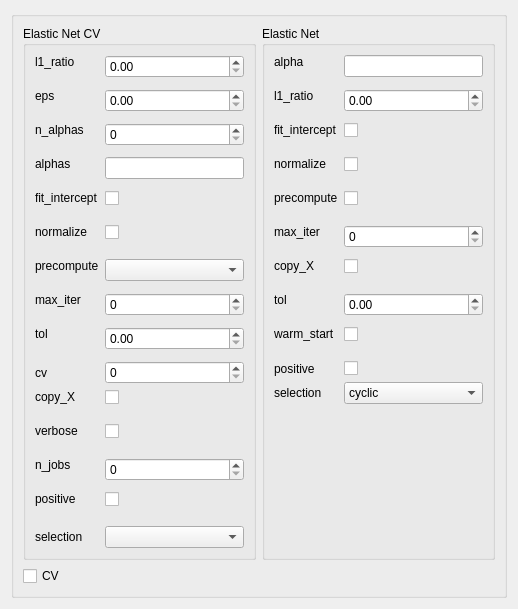
Qt form ui/ElasticNet.ui (tthatcher95/PyHAT_Point_Spectra_GUI) before a commit.
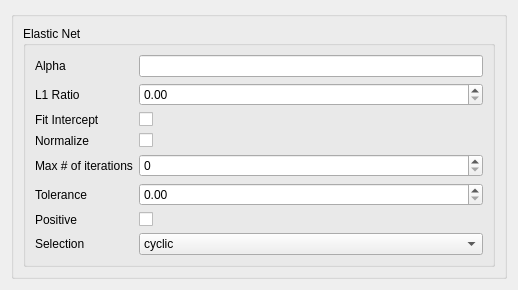
The same form after that commit.

The edit to the form file:
```diff
--- a/ui/ElasticNet.ui
+++ b/ui/ElasticNet.ui
@@ -7,7 +7,7 @@
     <x>0</x>
     <y>0</y>
     <width>518</width>
-    <height>564</height>
+    <height>284</height>
    </rect>
   </property>
   <property name="sizePolicy">
@@ -25,280 +25,6 @@
      <layout class="QVBoxLayout" name="ENLayout">
       <item>
        <layout class="QHBoxLayout" name="horizontalLayout">
-        <item>
-         <widget class="QGroupBox" name="elasticNetCVGroupBox">
-          <property name="title">
-           <string>Elastic Net CV</string>
-          </property>
-          <layout class="QFormLayout" name="ElasticNetCV_2">
-           <property name="fieldGrowthPolicy">
-            <enum>QFormLayout::AllNonFixedFieldsGrow</enum>
-           </property>
-           <item row="0" column="0">
-            <widget class="QLabel" name="l1_ratioLabel">
-             <property name="text">
-              <string>l1_ratio
-</string>
-             </property>
-            </widget>
-           </item>
-           <item row="0" column="1">
-            <widget class="QDoubleSpinBox" name="l1_ratioDoubleSpinBox">
-             <property name="toolTip">
-              <string>The ElasticNet mixing parameter, with 0 &lt;= l1_ratio &lt;= 1. For l1_ratio
-= 0 the penalty is an L2 penalty. For l1_ratio = 1 it is an L1 penalty.
-For 0 &lt; l1_ratio &lt; 1, the penalty is a combination of L1 and L2.</string>
-             </property>
-             <property name="whatsThis">
-              <string>http://scikit-learn.org/stable/modules/generated/sklearn.linear_model.ElasticNet.html</string>
-             </property>
-            </widget>
-           </item>
-           <item row="1" column="0">
-            <widget class="QLabel" name="epsLabel">
-             <property name="text">
-              <string>eps
-</string>
-             </property>
-            </widget>
-           </item>
-           <item row="1" column="1">
-            <widget class="QDoubleSpinBox" name="epsDoubleSpinBox">
-             <property name="whatsThis">
-              <string>http://scikit-learn.org/stable/modules/generated/sklearn.linear_model.ElasticNet.html</string>
-             </property>
-            </widget>
-           </item>
-           <item row="2" column="0">
-            <widget class="QLabel" name="n_alphasLabel">
-             <property name="text">
-              <string>n_alphas
-</string>
-             </property>
-            </widget>
-           </item>
-           <item row="2" column="1">
-            <widget class="QSpinBox" name="n_alphasSpinBox">
-             <property name="whatsThis">
-              <string>http://scikit-learn.org/stable/modules/generated/sklearn.linear_model.ElasticNet.html</string>
-             </property>
-            </widget>
-           </item>
-           <item row="3" column="0">
-            <widget class="QLabel" name="alphasLabel">
-             <property name="text">
-              <string>alphas
-</string>
-             </property>
-            </widget>
-           </item>
-           <item row="3" column="1">
-            <widget class="QLineEdit" name="alphasLineEdit">
-             <property name="whatsThis">
-              <string>http://scikit-learn.org/stable/modules/generated/sklearn.linear_model.ElasticNet.html</string>
-             </property>
-            </widget>
-           </item>
-           <item row="4" column="0">
-            <widget class="QLabel" name="fit_interceptLabel">
-             <property name="text">
-              <string>fit_intercept
-</string>
-             </property>
-            </widget>
-           </item>
-           <item row="4" column="1">
-            <widget class="QCheckBox" name="fit_interceptCheckBox">
-             <property name="toolTip">
-              <string>Whether the intercept should be estimated or not. If False, the data
-is assumed to be already centered.</string>
-             </property>
-             <property name="whatsThis">
-              <string>http://scikit-learn.org/stable/modules/generated/sklearn.linear_model.ElasticNet.html</string>
-             </property>
-            </widget>
-           </item>
-           <item row="5" column="0">
-            <widget class="QLabel" name="normalizeLabel">
-             <property name="text">
-              <string>normalize
-</string>
-             </property>
-            </widget>
-           </item>
-           <item row="5" column="1">
-            <widget class="QCheckBox" name="normalizeCheckBox">
-             <property name="toolTip">
-              <string>This parameter is ignored when fit_intercept is set to False. If True,
-the regressors X will be normalized before regression by subtracting
-the mean and dividing by the l2-norm. If you wish to standardize,
-please use sklearn.preprocessing. StandardScaler before calling fit on
-an estimator with normalize=False.</string>
-             </property>
-             <property name="whatsThis">
-              <string>http://scikit-learn.org/stable/modules/generated/sklearn.linear_model.ElasticNet.html</string>
-             </property>
-            </widget>
-           </item>
-           <item row="6" column="0">
-            <widget class="QLabel" name="precomputeLabel">
-             <property name="text">
-              <string>precompute
-</string>
-             </property>
-            </widget>
-           </item>
-           <item row="6" column="1">
-            <widget class="QComboBox" name="precomputeComboBox">
-             <property name="toolTip">
-              <string>Whether to use a precomputed Gram matrix to speed up calculations.
-The Gram matrix can also be passed as argument. For sparse input this
-option is always True to preserve sparsity.</string>
-             </property>
-             <property name="whatsThis">
-              <string>http://scikit-learn.org/stable/modules/generated/sklearn.linear_model.ElasticNet.html</string>
-             </property>
-            </widget>
-           </item>
-           <item row="7" column="0">
-            <widget class="QLabel" name="max_iterLabel">
-             <property name="text">
-              <string>max_iter
-</string>
-             </property>
-            </widget>
-           </item>
-           <item row="7" column="1">
-            <widget class="QSpinBox" name="max_iterSpinBox">
-             <property name="toolTip">
-              <string>The maximum number of iterations</string>
-             </property>
-             <property name="whatsThis">
-              <string>http://scikit-learn.org/stable/modules/generated/sklearn.linear_model.ElasticNet.html</string>
-             </property>
-            </widget>
-           </item>
-           <item row="8" column="0">
-            <widget class="QLabel" name="tolLabel">
-             <property name="text">
-              <string>tol
-</string>
-             </property>
-            </widget>
-           </item>
-           <item row="8" column="1">
-            <widget class="QDoubleSpinBox" name="tolDoubleSpinBox">
-             <property name="toolTip">
-              <string>The tolerance for the optimization:</string>
-             </property>
-             <property name="whatsThis">
-              <string>http://scikit-learn.org/stable/modules/generated/sklearn.linear_model.ElasticNet.html</string>
-             </property>
-            </widget>
-           </item>
-           <item row="11" column="0">
-            <widget class="QLabel" name="copy_XLabel">
-             <property name="text">
-              <string>copy_X
-</string>
-             </property>
-            </widget>
-           </item>
-           <item row="11" column="1">
-            <widget class="QCheckBox" name="copy_XCheckBox">
-             <property name="toolTip">
-              <string>If True, X will be copied; else, it may be overwritten.</string>
-             </property>
-             <property name="whatsThis">
-              <string>http://scikit-learn.org/stable/modules/generated/sklearn.linear_model.ElasticNet.html</string>
-             </property>
-            </widget>
-           </item>
-           <item row="12" column="0">
-            <widget class="QLabel" name="verboseLabel">
-             <property name="text">
-              <string>verbose
-</string>
-             </property>
-            </widget>
-           </item>
-           <item row="12" column="1">
-            <widget class="QCheckBox" name="verboseCheckBox">
-             <property name="whatsThis">
-              <string>http://scikit-learn.org/stable/modules/generated/sklearn.linear_model.ElasticNet.html</string>
-             </property>
-            </widget>
-           </item>
-           <item row="13" column="0">
-            <widget class="QLabel" name="n_jobsLabel">
-             <property name="text">
-              <string>n_jobs
-</string>
-             </property>
-            </widget>
-           </item>
-           <item row="13" column="1">
-            <widget class="QSpinBox" name="n_jobsSpinBox">
-             <property name="whatsThis">
-              <string>http://scikit-learn.org/stable/modules/generated/sklearn.linear_model.ElasticNet.html</string>
-             </property>
-            </widget>
-           </item>
-           <item row="14" column="0">
-            <widget class="QLabel" name="positiveLabel">
-             <property name="text">
-              <string>positive
-</string>
-             </property>
-            </widget>
-           </item>
-           <item row="14" column="1">
-            <widget class="QCheckBox" name="positiveCheckBox">
-             <property name="toolTip">
-              <string>When set to True, forces the coefficients to be positive.</string>
-             </property>
-             <property name="whatsThis">
-              <string>http://scikit-learn.org/stable/modules/generated/sklearn.linear_model.ElasticNet.html</string>
-             </property>
-            </widget>
-           </item>
-           <item row="15" column="0">
-            <widget class="QLabel" name="selectionLabel">
-             <property name="text">
-              <string>selection</string>
-             </property>
-            </widget>
-           </item>
-           <item row="15" column="1">
-            <widget class="QComboBox" name="selectionComboBox">
-             <property name="toolTip">
-              <string>If set to 'random', a random coefficient is updated every iteration
-rather than looping over features sequentially by default. This
-(setting to 'random') often leads to significantly faster convergence
-especially when tol is higher than 1e-4.</string>
-             </property>
-             <property name="whatsThis">
-              <string>http://scikit-learn.org/stable/modules/generated/sklearn.linear_model.ElasticNet.html</string>
-             </property>
-            </widget>
-           </item>
-           <item row="9" column="0">
-            <widget class="QLabel" name="cVLabel">
-             <property name="text">
-              <string>cv</string>
-             </property>
-            </widget>
-           </item>
-           <item row="9" column="1">
-            <widget class="QSpinBox" name="cVSpinBox">
-             <property name="whatsThis">
-              <string>http://scikit-learn.org/stable/modules/generated/sklearn.linear_model.ElasticNet.html</string>
-             </property>
-            </widget>
-           </item>
-          </layout>
-         </widget>
-        </item>
         <item>
          <widget class="QGroupBox" name="elasticNetGroupBox">
           <property name="title">
@@ -311,16 +37,14 @@
            <item row="0" column="0">
             <widget class="QLabel" name="enalphaLabel">
              <property name="text">
-              <string>alpha
-</string>
+              <string>Alpha</string>
              </property>
             </widget>
            </item>
            <item row="1" column="0">
             <widget class="QLabel" name="enl1_ratioLabel">
              <property name="text">
-              <string>l1_ratio
-</string>
+              <string>L1 Ratio</string>
              </property>
             </widget>
            </item>
@@ -339,8 +63,7 @@
            <item row="2" column="0">
             <widget class="QLabel" name="enfit_interceptLabel">
              <property name="text">
-              <string>fit_intercept
-</string>
+              <string>Fit Intercept</string>
              </property>
             </widget>
            </item>
@@ -358,8 +81,7 @@
            <item row="3" column="0">
             <widget class="QLabel" name="ennormalizeLabel">
              <property name="text">
-              <string>normalize
-</string>
+              <string>Normalize</string>
              </property>
             </widget>
            </item>
@@ -378,34 +100,13 @@
             </widget>
            </item>
            <item row="4" column="0">
-            <widget class="QLabel" name="enprecomputeLabel">
-             <property name="text">
-              <string>precompute
-</string>
-             </property>
-            </widget>
-           </item>
-           <item row="4" column="1">
-            <widget class="QCheckBox" name="enprecomputeCheckBox">
-             <property name="toolTip">
-              <string>Whether to use a precomputed Gram matrix to speed up calculations.
-The Gram matrix can also be passed as argument. For sparse input this
-option is always True to preserve sparsity.</string>
-             </property>
-             <property name="whatsThis">
-              <string>http://scikit-learn.org/stable/modules/generated/sklearn.linear_model.ElasticNet.html</string>
-             </property>
-            </widget>
-           </item>
-           <item row="5" column="0">
             <widget class="QLabel" name="enmax_iterLabel">
              <property name="text">
-              <string>max_iter
-</string>
+              <string>Max # of iterations</string>
              </property>
             </widget>
            </item>
-           <item row="5" column="1">
+           <item row="4" column="1">
             <widget class="QSpinBox" name="enmax_iterSpinBox">
              <property name="toolTip">
               <string>The maximum number of iterations</string>
@@ -415,33 +116,14 @@
              </property>
             </widget>
            </item>
-           <item row="6" column="0">
-            <widget class="QLabel" name="encopy_XLabel">
-             <property name="text">
-              <string>copy_X
-</string>
-             </property>
-            </widget>
-           </item>
-           <item row="6" column="1">
-            <widget class="QCheckBox" name="encopy_XCheckBox">
-             <property name="toolTip">
-              <string>If True, X will be copied; else, it may be overwritten.</string>
-             </property>
-             <property name="whatsThis">
-              <string>http://scikit-learn.org/stable/modules/generated/sklearn.linear_model.ElasticNet.html</string>
-             </property>
-            </widget>
-           </item>
-           <item row="7" column="0">
+           <item row="5" column="0">
             <widget class="QLabel" name="entolLabel">
              <property name="text">
-              <string>tol
-</string>
+              <string>Tolerance</string>
              </property>
             </widget>
            </item>
-           <item row="7" column="1">
+           <item row="5" column="1">
             <widget class="QDoubleSpinBox" name="entolDoubleSpinBox">
              <property name="toolTip">
               <string>The tolerance for the optimization:</string>
@@ -451,33 +133,14 @@
              </property>
             </widget>
            </item>
-           <item row="8" column="0">
-            <widget class="QLabel" name="enwarm_startLabel">
-             <property name="text">
-              <string>warm_start
-</string>
-             </property>
-            </widget>
-           </item>
-           <item row="8" column="1">
-            <widget class="QCheckBox" name="enwarm_startCheckBox">
-             <property name="toolTip">
-              <string>When set to True, reuse the solution of the previous call to fit as
-initialization, otherwise, just erase the previous solution.</string>
-             </property>
-             <property name="whatsThis">
-              <string>http://scikit-learn.org/stable/modules/generated/sklearn.linear_model.ElasticNet.html</string>
-             </property>
-            </widget>
-           </item>
-           <item row="9" column="0">
+           <item row="6" column="0">
             <widget class="QLabel" name="enpositiveLabel">
              <property name="text">
-              <string>positive</string>
+              <string>Positive</string>
              </property>
             </widget>
            </item>
-           <item row="9" column="1">
+           <item row="6" column="1">
             <widget class="QCheckBox" name="enpositiveCheckBox">
              <property name="toolTip">
               <string>When set to True, forces the coefficients to be positive.</string>
@@ -487,14 +150,14 @@
              </property>
             </widget>
            </item>
-           <item row="10" column="0">
+           <item row="7" column="0">
             <widget class="QLabel" name="enselectionLabel">
              <property name="text">
-              <string>selection</string>
+              <string>Selection</string>
              </property>
             </widget>
            </item>
-           <item row="10" column="1">
+           <item row="7" column="1">
             <widget class="QComboBox" name="enselectionComboBox">
              <property name="toolTip">
               <string>If set to 'random', a random coefficient is updated every iteration
@@ -525,19 +188,6 @@
         </item>
        </layout>
       </item>
-      <item>
-       <widget class="QCheckBox" name="CVCheckBox">
-        <property name="toolTip">
-         <string>Cross Validate</string>
-        </property>
-        <property name="whatsThis">
-         <string>http://scikit-learn.org/stable/modules/generated/sklearn.linear_model.ElasticNet.html</string>
-        </property>
-        <property name="text">
-         <string>CV</string>
-        </property>
-       </widget>
-      </item>
      </layout>
     </widget>
    </item>
```
Left out of the diff: 41 changed lines with no effect on the pictures.
